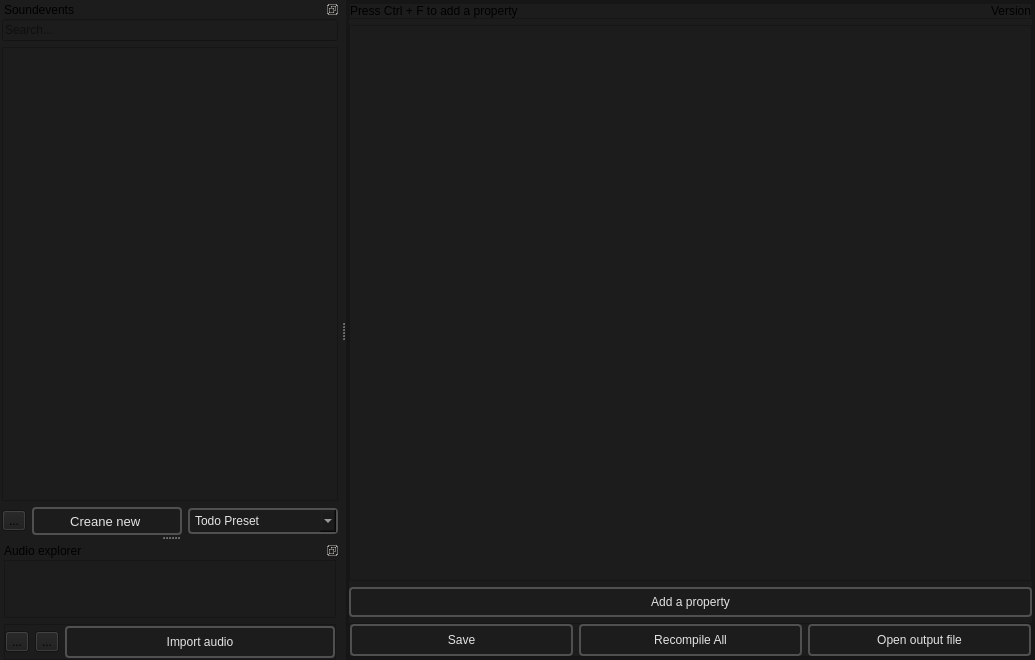
Before: the Qt Designer form soudevent_editor/soundevenet_editor_mainwindow.ui in dertwist/Hammer5Tools, drawn with Qt 5.
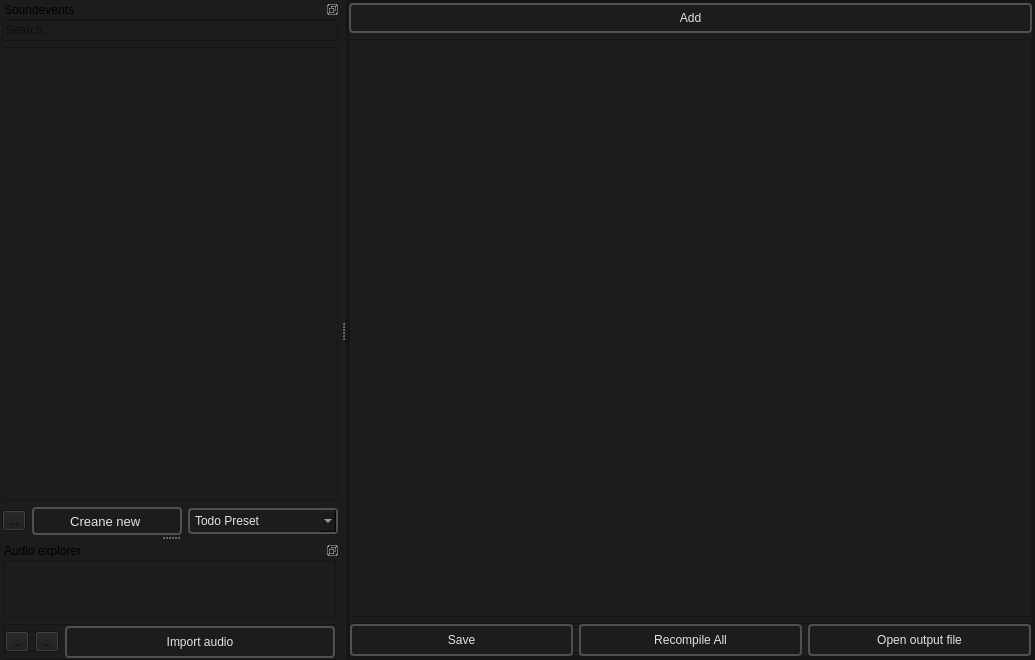
After: the same form once the commit is applied. Icons and pictures are not drawn.

Diff of the .ui file:
```diff
--- a/soudevent_editor/soundevenet_editor_mainwindow.ui
+++ b/soudevent_editor/soundevenet_editor_mainwindow.ui
@@ -102,75 +102,6 @@
              <property name="bottomMargin">
               <number>0</number>
              </property>
-             <item>
-              <widget class="QFrame" name="frame_9">
-               <property name="frameShape">
-                <enum>QFrame::StyledPanel</enum>
-               </property>
-               <property name="frameShadow">
-                <enum>QFrame::Raised</enum>
-               </property>
-               <layout class="QHBoxLayout" name="horizontalLayout_7">
-                <property name="leftMargin">
-                 <number>0</number>
-                </property>
-                <property name="topMargin">
-                 <number>0</number>
-                </property>
-                <property name="rightMargin">
-                 <number>0</number>
-                </property>
-                <property name="bottomMargin">
-                 <number>0</number>
-                </property>
-                <item>
-                 <widget class="QLabel" name="status_bar">
-                  <property name="text">
-                   <string>Press Ctrl + F to add a property</string>
-                  </property>
-                 </widget>
-                </item>
-                <item>
-                 <widget class="QLabel" name="version">
-                  <property name="text">
-                   <string>Version</string>
-                  </property>
-                  <property name="alignment">
-                   <set>Qt::AlignRight|Qt::AlignTrailing|Qt::AlignVCenter</set>
-                  </property>
-                 </widget>
-                </item>
-               </layout>
-              </widget>
-             </item>
-             <item>
-              <widget class="QScrollArea" name="scrollArea">
-               <property name="lineWidth">
-                <number>0</number>
-               </property>
-               <property name="widgetResizable">
-                <bool>true</bool>
-               </property>
-               <property name="alignment">
-                <set>Qt::AlignLeading|Qt::AlignLeft|Qt::AlignTop</set>
-               </property>
-               <widget class="QWidget" name="soundevent_properties">
-                <property name="geometry">
-                 <rect>
-                  <x>0</x>
-                  <y>0</y>
-                  <width>686</width>
-                  <height>552</height>
-                 </rect>
-                </property>
-                <layout class="QVBoxLayout" name="verticalLayout_2">
-                 <property name="sizeConstraint">
-                  <enum>QLayout::SetFixedSize</enum>
-                 </property>
-                </layout>
-               </widget>
-              </widget>
-             </item>
              <item>
               <widget class="QPushButton" name="add_a_property_button">
                <property name="styleSheet">
@@ -206,10 +137,38 @@
     }</string>
                </property>
                <property name="text">
-                <string>Add a property</string>
+                <string>Add</string>
                </property>
               </widget>
              </item>
+             <item>
+              <widget class="QScrollArea" name="scrollArea">
+               <property name="lineWidth">
+                <number>0</number>
+               </property>
+               <property name="widgetResizable">
+                <bool>true</bool>
+               </property>
+               <property name="alignment">
+                <set>Qt::AlignLeading|Qt::AlignLeft|Qt::AlignTop</set>
+               </property>
+               <widget class="QWidget" name="soundevent_properties">
+                <property name="geometry">
+                 <rect>
+                  <x>0</x>
+                  <y>0</y>
+                  <width>686</width>
+                  <height>576</height>
+                 </rect>
+                </property>
+                <layout class="QVBoxLayout" name="verticalLayout_2">
+                 <property name="sizeConstraint">
+                  <enum>QLayout::SetFixedSize</enum>
+                 </property>
+                </layout>
+               </widget>
+              </widget>
+             </item>
              <item>
               <widget class="QFrame" name="frame_2">
                <property name="sizePolicy">
```
